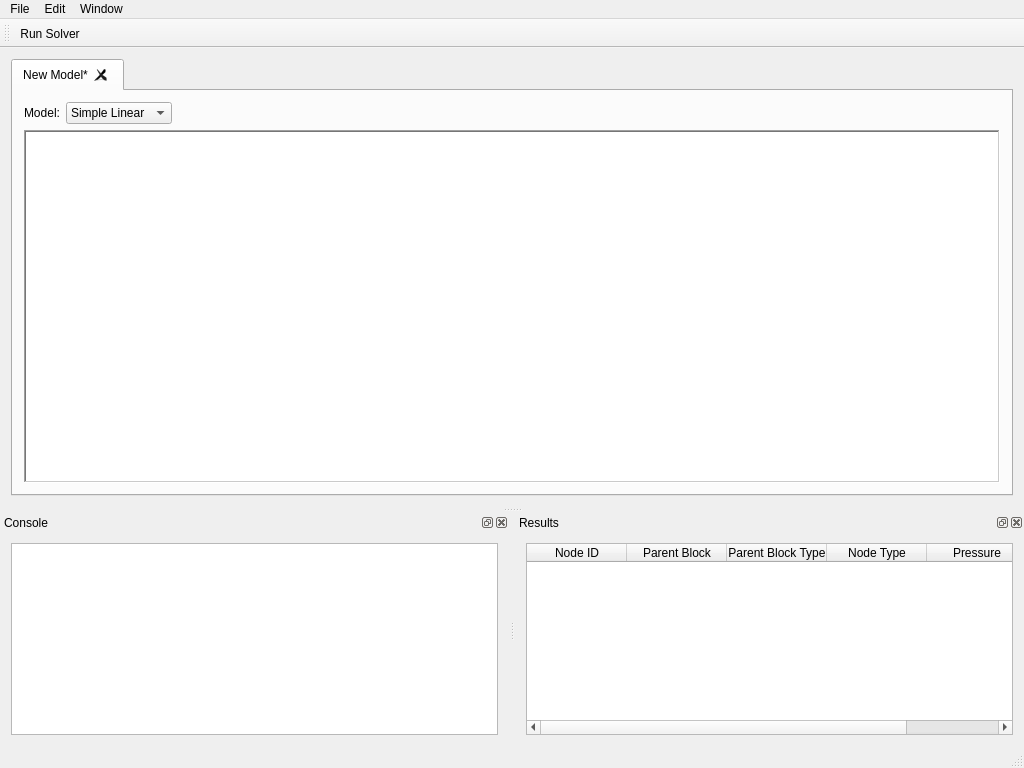
obrienadam/ProcessModelling, file src/app/mainwindow.ui: the form before one commit.
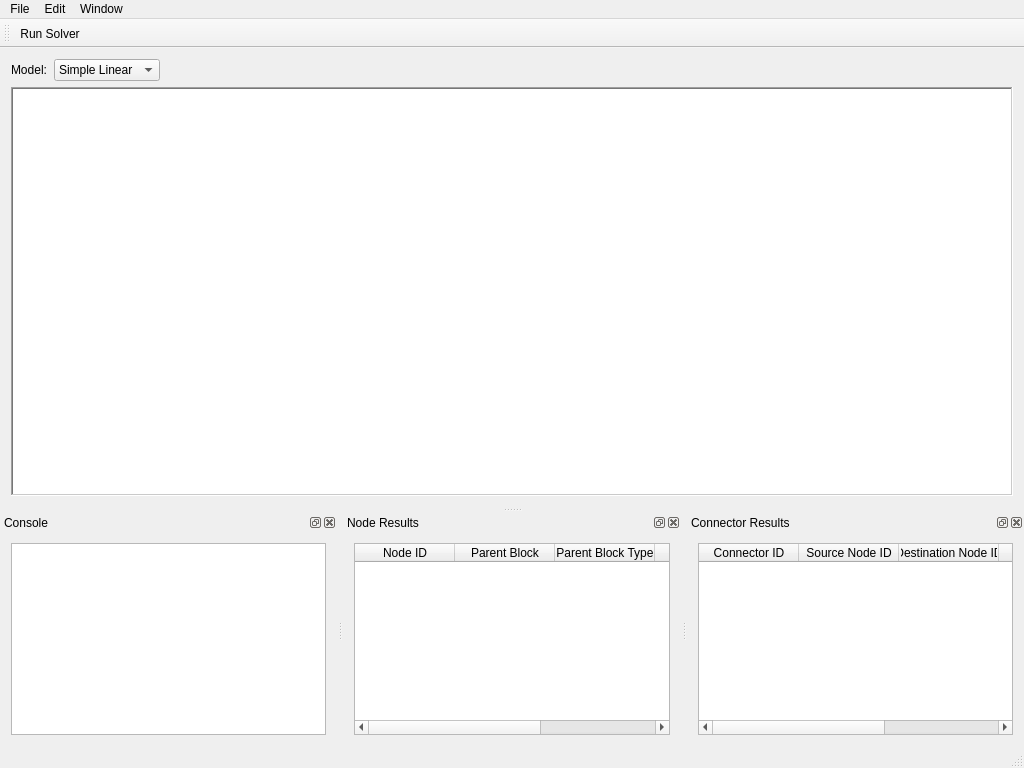
The form after the commit.

Commit message: Fixed the mass flow reservoir.

The edit to the form file:
```diff
--- a/src/app/mainwindow.ui
+++ b/src/app/mainwindow.ui
@@ -14,29 +14,16 @@
    <string>Process Modeller</string>
   </property>
   <widget class="QWidget" name="centralWidget">
-   <layout class="QHBoxLayout" name="horizontalLayout_2">
-    <item>
-     <widget class="QTabWidget" name="modelTabWidget">
-      <property name="currentIndex">
-       <number>0</number>
-      </property>
-      <property name="tabsClosable">
-       <bool>true</bool>
-      </property>
-      <property name="movable">
-       <bool>true</bool>
-      </property>
-      <widget class="QWidget" name="modelTab">
-       <attribute name="title">
-        <string>New Model*</string>
-       </attribute>
-       <layout class="QVBoxLayout" name="verticalLayout">
+   <layout class="QVBoxLayout" name="verticalLayout_4">
         <item>
          <layout class="QFormLayout" name="formLayout">
+      <property name="horizontalSpacing">
+       <number>0</number>
+      </property>
           <item row="0" column="0">
            <widget class="QLabel" name="label">
             <property name="text">
-             <string>Model:</string>
+         <string>Model:  </string>
             </property>
            </widget>
           </item>
@@ -88,10 +75,6 @@
         </item>
        </layout>
       </widget>
-     </widget>
-    </item>
-   </layout>
-  </widget>
   <widget class="QMenuBar" name="menuBar">
    <property name="geometry">
     <rect>
@@ -159,7 +142,7 @@
   </widget>
   <widget class="QDockWidget" name="resultsTableDockWidget">
    <property name="windowTitle">
-    <string>Results</string>
+    <string>Node Results</string>
    </property>
    <attribute name="dockWidgetArea">
     <number>8</number>
@@ -201,6 +184,50 @@
     </layout>
    </widget>
   </widget>
+  <widget class="QDockWidget" name="connectorResultsDockWidget">
+   <property name="windowTitle">
+    <string>Connector Results</string>
+   </property>
+   <attribute name="dockWidgetArea">
+    <number>8</number>
+   </attribute>
+   <widget class="QWidget" name="dockWidgetContents_4">
+    <layout class="QVBoxLayout" name="verticalLayout">
+     <item>
+      <widget class="QTableWidget" name="connectorResultsTable">
+       <property name="editTriggers">
+        <set>QAbstractItemView::NoEditTriggers</set>
+       </property>
+       <column>
+        <property name="text">
+         <string>Connector ID</string>
+        </property>
+       </column>
+       <column>
+        <property name="text">
+         <string>Source Node ID</string>
+        </property>
+       </column>
+       <column>
+        <property name="text">
+         <string>Destination Node ID</string>
+        </property>
+       </column>
+       <column>
+        <property name="text">
+         <string>Resistance</string>
+        </property>
+       </column>
+       <column>
+        <property name="text">
+         <string>Flow Rate</string>
+        </property>
+       </column>
+      </widget>
+     </item>
+    </layout>
+   </widget>
+  </widget>
   <action name="actionFull_screen">
    <property name="text">
     <string>Full Screen</string>
```
Left out of the diff: 32 changed lines with no effect on the pictures. Lines whose indentation alone changed are shown as unchanged. The commit also changes 14 other files.
